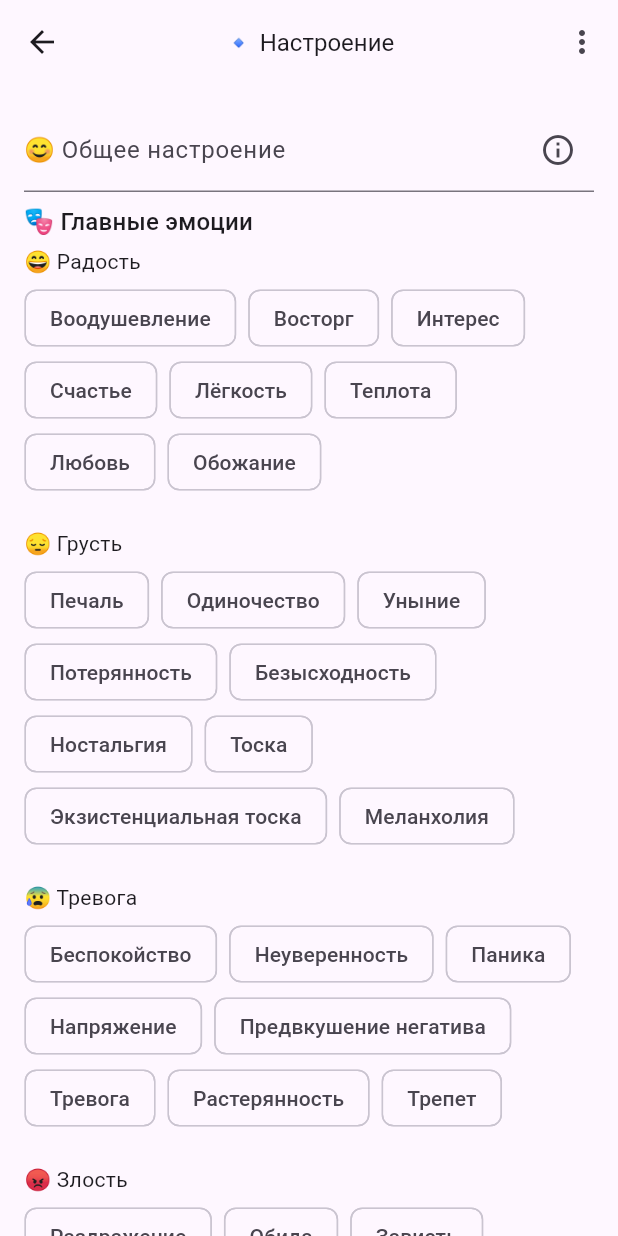
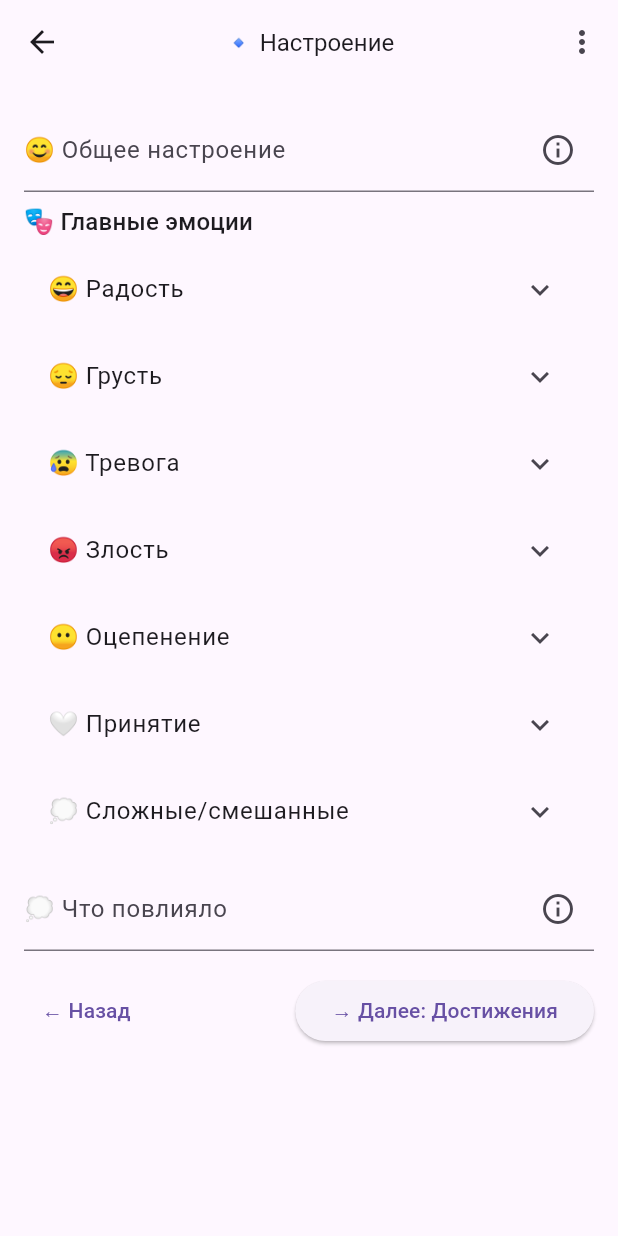
Before and after one commit to amran1451/digital_diary_app, a Flutter app: the EmotionScreen screen opened directly with empty values, on a phone screen of 412 x 824 dp. Run offline on Flutter 3.47's test engine with Material 3 defaults, Android fonts, the phone set to English and light mode, and no system bars; our stand-ins replace cloud_firestore, connectivity_plus, csv, file_picker, firebase_auth, firebase_core and 9 more; missing offline and left inert: finance_tracker, nutrition_tracker, planner_app, simple_heatmap_calendar, workout_app; accounts and stored records are empty.

Commit message:
feat: реализовано раскрытие эмоций по категориям с мультивыбором и автозакрытием других групп

```diff
--- a/lib/screens/flow_diary/emotion_screen.dart
+++ b/lib/screens/flow_diary/emotion_screen.dart
@@ -20,6 +20,7 @@ class _EmotionScreenState extends State<EmotionScreen> {
   late TextEditingController moodCtrl;
   late TextEditingController influenceCtrl;
   final Set<String> _selectedEmotions = <String>{};
+  int? _expandedCategoryIndex;
 
   static const Map<String, List<String>> _emotionCategories = {
     '😄 Радость': [
@@ -250,17 +251,24 @@ class _EmotionScreenState extends State<EmotionScreen> {
               const SizedBox(height: 4),
               Column(
                 crossAxisAlignment: CrossAxisAlignment.start,
-                children: _emotionCategories.entries.map((cat) {
-                  return Padding(
-                    padding: const EdgeInsets.only(bottom: 12),
-                      child: Column(
-                        crossAxisAlignment: CrossAxisAlignment.start,
+                children: _emotionCategories.entries.toList().asMap().entries.map((entry) {
+                  final index = entry.key;
+                  final cat = entry.value;
+                  final emotions = cat.value;
+                  final selectedCount = emotions.where(_selectedEmotions.contains).length;
+                  return ExpansionTile(
+                    key: PageStorageKey(cat.key),
+                    initiallyExpanded: _expandedCategoryIndex == index,
+                    onExpansionChanged: (expanded) {
+                      setState(() {
+                        _expandedCategoryIndex = expanded ? index : null;
+                      });
+                    },
+                    title: Text(selectedCount > 0 ? '${cat.key} ($selectedCount)' : cat.key),
                     children: [
-                          Text(cat.key),
-                          const SizedBox(height: 4),
                     Wrap(
                     spacing: 8,
-                              children: cat.value.map((emotion) {
+                    children: emotions.map((emotion) {
                       final selected = _selectedEmotions.contains(emotion);
                       return Tooltip(
                         message: _emotionHints[emotion] ?? '',
@@ -274,8 +282,7 @@ class _EmotionScreenState extends State<EmotionScreen> {
                               } else {
                                 _selectedEmotions.remove(emotion);
                               }
-                                      entry.mainEmotions =
-                                      _selectedEmotions.join(', ');
+                              entry.mainEmotions = _selectedEmotions.join(', ');
                             });
                             DraftService.currentDraft = entry;
                             await DraftService.saveDraft();
@@ -286,7 +293,6 @@ class _EmotionScreenState extends State<EmotionScreen> {
                       ),
                       const SizedBox(height: 8),
                     ],
-                      ),
                   );
                 }).toList(),
               ),
```
Lines whose indentation alone changed are shown as unchanged.
